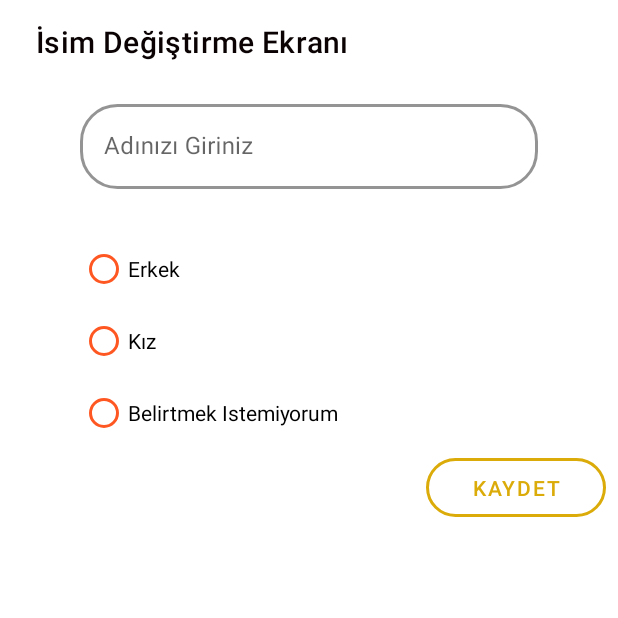
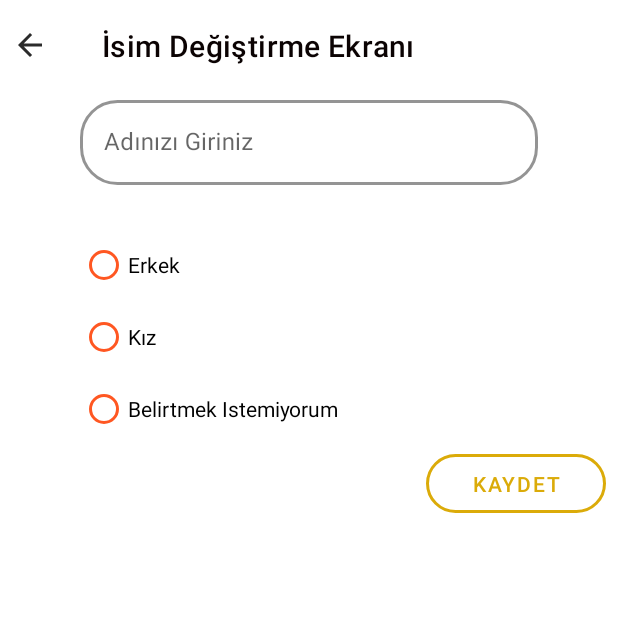
Before and after one commit to bellieray/Android-Bootcamp-Kotlin-Proje, an Android app: the ChangingNameFragment screen opened through its navigation route, on a phone screen of 412 x 824 dp, the top half of it. Run offline under Robolectric (Android 15) with nearby library versions, the phone set to English and light mode, and no system bars.

Commit message:
Son degisikler tamamlandi

```diff
--- a/app/src/main/java/com/example/harcamatakipuygulamasi/view/AnaEkranFragment.kt
+++ b/app/src/main/java/com/example/harcamatakipuygulamasi/view/AnaEkranFragment.kt
@@ -15,6 +15,7 @@ import android.view.ViewGroup
 import android.widget.Toast
 import androidx.lifecycle.MutableLiveData
 import androidx.navigation.Navigation
+import androidx.navigation.fragment.findNavController
 import androidx.room.Room
 import com.example.harcamatakipuygulamasi.R
 import com.example.harcamatakipuygulamasi.adapter.RecyclerAdapter
@@ -82,6 +83,7 @@ class AnaEkranFragment : Fragment() {
 
 
     }
+
     //onCreateBitiş
 
     //internet bağlantısı sorgulama
@@ -158,6 +160,7 @@ class AnaEkranFragment : Fragment() {
         fabButton.setOnClickListener {
             val actionToHarcama = AnaEkranFragmentDirections.actionAnaEkranFragmentToHarcamaEklemeFragment()
             Navigation.findNavController(it).navigate(actionToHarcama)
+
         }
 
     }
--- a/app/src/main/res/layout/fragment_changing_name.xml
+++ b/app/src/main/res/layout/fragment_changing_name.xml
@@ -26,19 +26,34 @@
 
     <androidx.appcompat.widget.Toolbar
         android:id="@+id/nameToolbar"
-        android:layout_width="0dp"
-        android:layout_height="wrap_content"
-        android:layout_marginStart="8dp"
+        android:layout_width="334dp"
+        android:layout_height="45dp"
+        android:layout_marginStart="52dp"
+        android:layout_marginTop="8dp"
         android:layout_marginBottom="8dp"
         android:background="#ffff"
         android:gravity="start"
         android:minHeight="?attr/actionBarSize"
         android:theme="?attr/actionBarTheme"
         app:layout_constraintBottom_toTopOf="@+id/textInputLayout"
-        app:layout_constraintEnd_toEndOf="parent"
         app:layout_constraintStart_toStartOf="parent"
         app:layout_constraintTop_toTopOf="parent"
+        app:layout_constraintVertical_bias="0.39"
         app:titleTextColor="#0B0303" />
+
+    <Button
+        android:id="@+id/isimEklemeBackButton"
+        style="@style/Widget.MaterialComponents.Button.TextButton"
+        android:layout_width="43dp"
+        android:layout_height="43dp"
+        android:layout_marginTop="8dp"
+        android:gravity="center"
+        android:shadowDx="5"
+        app:icon="@drawable/back_button"
+        app:layout_constraintStart_toStartOf="parent"
+        app:layout_constraintTop_toTopOf="parent">
+
+    </Button>
 
     <com.google.android.material.textfield.TextInputLayout
         android:id="@+id/textInputLayout"
--- a/app/src/main/res/layout/fragment_harcama_detayi.xml
+++ b/app/src/main/res/layout/fragment_harcama_detayi.xml
@@ -26,7 +26,7 @@
         style="@style/Widget.MaterialComponents.Button.OutlinedButton"
         android:layout_width="98dp"
         android:layout_height="wrap_content"
-        android:layout_marginEnd="80dp"
+        android:layout_marginEnd="44dp"
         android:layout_marginBottom="352dp"
         android:text="Sil"
         android:textAllCaps="false"
--- a/app/src/main/res/navigation/nav_graph.xml
+++ b/app/src/main/res/navigation/nav_graph.xml
@@ -12,7 +12,9 @@
         tools:layout="@layout/fragment_splash_screen">
         <action
             android:id="@+id/action_splashScreenFragment_to_onBoardingFirst"
-            app:destination="@id/onBoardingFirst" />
+            app:destination="@id/onBoardingFirst"
+            app:popUpTo="@id/nav_graph"
+            app:popUpToInclusive="true" />
     </fragment>
     <fragment
         android:id="@+id/onBoardingSecond"
@@ -21,7 +23,9 @@
         tools:layout="@layout/fragment_on_boarding_second">
         <action
             android:id="@+id/action_onBoardingSecond_to_onBoardingThird"
-            app:destination="@id/onBoardingThird" />
+            app:destination="@id/onBoardingThird"
+            app:popUpTo="@id/nav_graph"
+            app:popUpToInclusive="true" />
     </fragment>
     <fragment
         android:id="@+id/onBoardingThird"
@@ -30,7 +34,9 @@
         tools:layout="@layout/fragment_on_boarding_third">
         <action
             android:id="@+id/action_onBoardingThird_to_anaEkranFragment"
-            app:destination="@id/anaEkranFragment" />
+            app:destination="@id/anaEkranFragment"
+            app:popUpTo="@id/nav_graph"
+            app:popUpToInclusive="true" />
     </fragment>
     <fragment
         android:id="@+id/onBoardingFirst"
@@ -39,7 +45,9 @@
         tools:layout="@layout/fragment_on_boarding_first">
         <action
             android:id="@+id/action_onBoardingFirst_to_onBoardingSecond"
-            app:destination="@id/onBoardingSecond" />
+            app:destination="@id/onBoardingSecond"
+            app:popUpTo="@id/onBoardingSecond"
+            app:popUpToInclusive="true" />
     </fragment>
     <fragment
         android:id="@+id/changingNameFragment"
@@ -67,7 +75,9 @@
             app:destination="@id/harcamaEklemeFragment" />
         <action
             android:id="@+id/action_anaEkranFragment_to_harcamaDetayiFragment"
-            app:destination="@id/harcamaDetayiFragment" />
+            app:destination="@id/harcamaDetayiFragment"
+            app:popUpTo="@id/nav_graph"
+            app:popUpToInclusive="true" />
     </fragment>
     <fragment
         android:id="@+id/harcamaEklemeFragment"
@@ -76,7 +86,8 @@
         tools:layout="@layout/fragment_harcama_ekleme" >
         <action
             android:id="@+id/action_harcamaEklemeFragment_to_anaEkranFragment"
-            app:destination="@id/anaEkranFragment" />
+            app:destination="@id/anaEkranFragment"
+            app:popUpTo="@id/anaEkranFragment" />
     </fragment>
     <fragment
         android:id="@+id/harcamaDetayiFragment"
@@ -85,7 +96,9 @@
         tools:layout="@layout/fragment_harcama_detayi" >
         <action
             android:id="@+id/action_harcamaDetayiFragment_to_anaEkranFragment"
-            app:destination="@id/anaEkranFragment" />
+            app:destination="@id/anaEkranFragment"
+            app:popUpTo="@id/nav_graph"
+            app:popUpToInclusive="false" />
         <argument
             android:name="HarcamaId"
             app:argType="integer" />
```
Also changed, not shown: app/src/main/res/layout/fragment_ana_ekran.xml (+9 -10 lines), app/src/main/res/layout/recycler_row.xml (+14 -9 lines).
